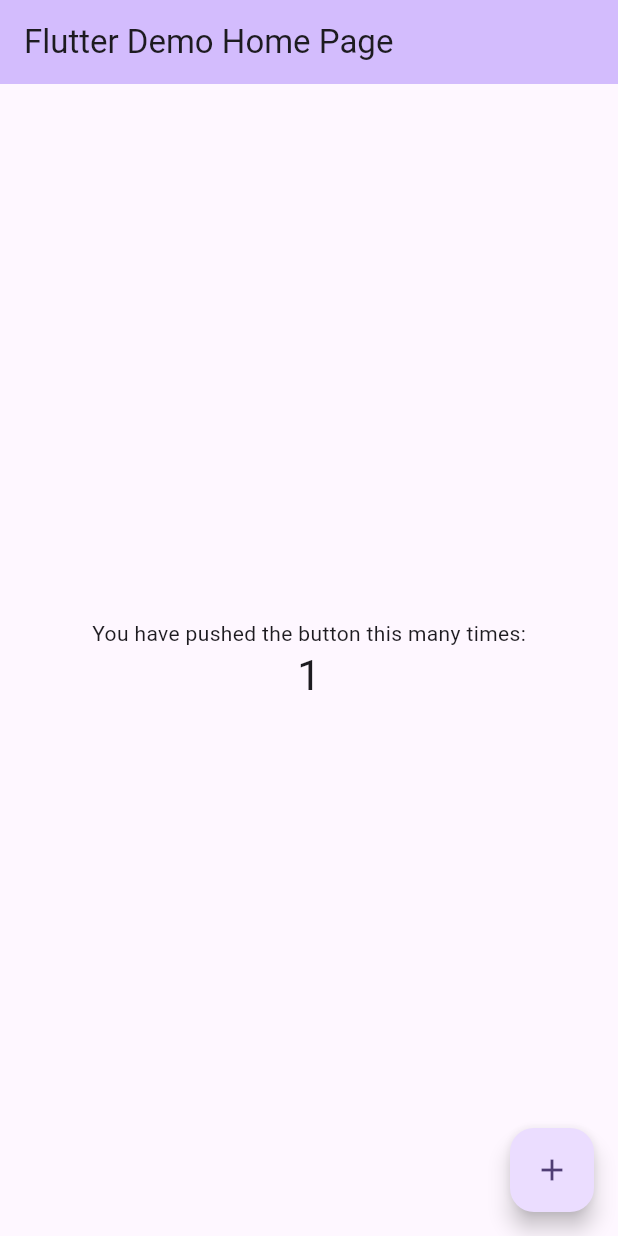
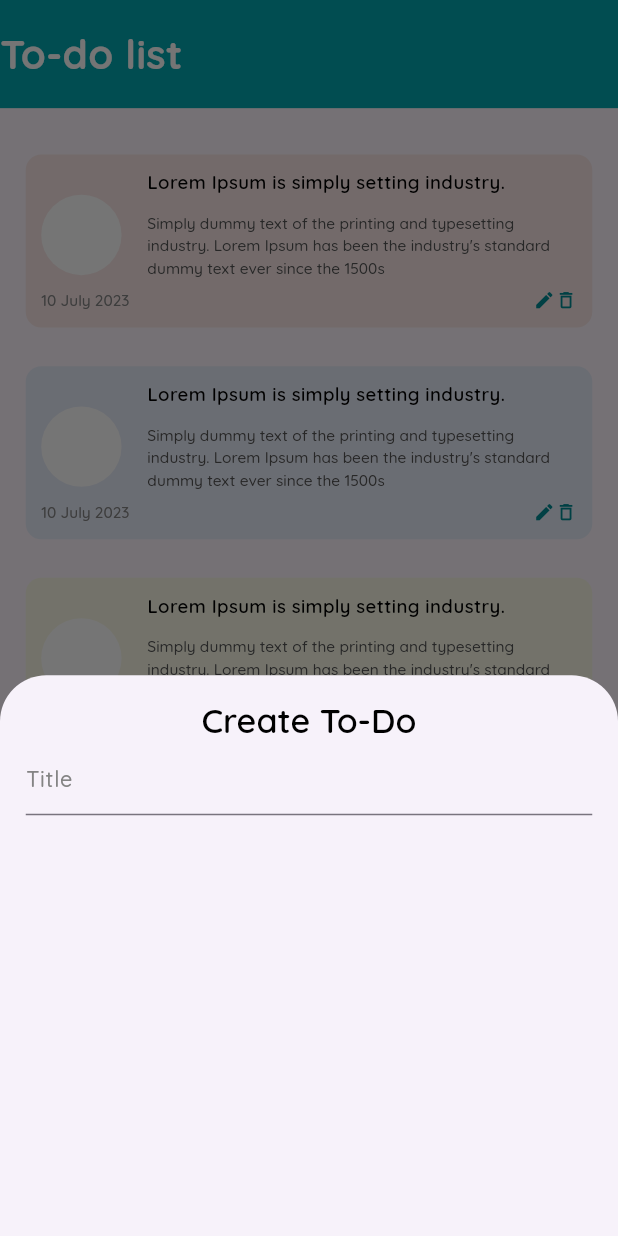
Before and after one commit to NiketanFlutterLab/todo_application, a Flutter app: the screen it shows after launch, after a tap on the "add" icon, on a phone screen of 412 x 824 dp. Run offline on Flutter 3.47's test engine with Material 3 defaults, Android fonts, the phone set to English and light mode, and no system bars; our stand-ins replace flutter_screenutil, google_fonts.

Commit message:
created todo cards

```diff
--- a/lib/main.dart
+++ b/lib/main.dart
@@ -1,4 +1,6 @@
 import 'package:flutter/material.dart';
+import 'package:flutter_screenutil/flutter_screenutil.dart';
+import 'package:todo_application/view/todo_application_screen.dart';
 
 void main() {
   runApp(const MyApp());
@@ -7,116 +9,16 @@ void main() {
 class MyApp extends StatelessWidget {
   const MyApp({super.key});
 
-  // This widget is the root of your application.
   @override
   Widget build(BuildContext context) {
-    return MaterialApp(
-      title: 'Flutter Demo',
-      theme: ThemeData(
-        // This is the theme of your application.
-        //
-        // TRY THIS: Try running your application with "flutter run". You'll see
-        // the application has a purple toolbar. Then, without quitting the app,
-        // try changing the seedColor in the colorScheme below to Colors.green
-        // and then invoke "hot reload" (save your changes or press the "hot
-        // reload" button in a Flutter-supported IDE, or press "r" if you used
-        // the command line to start the app).
-        //
-        // Notice that the counter didn't reset back to zero; the application
-        // state is not lost during the reload. To reset the state, use hot
-        // restart instead.
-        //
-        // This works for code too, not just values: Most code changes can be
-        // tested with just a hot reload.
-        colorScheme: ColorScheme.fromSeed(seedColor: Colors.deepPurple),
-      ),
-      home: const MyHomePage(title: 'Flutter Demo Home Page'),
+    return ScreenUtilInit(
+      designSize: const Size(360, 800),
+      minTextAdapt: true,
+      splitScreenMode: true,
+      builder: (context, child) {
+        return MaterialApp(debugShowCheckedModeBanner: false, home: child);
+      },
+      child: TodoApplicationScreen(),
     );
   }
 }
-
-class MyHomePage extends StatefulWidget {
-  const MyHomePage({super.key, required this.title});
-
-  // This widget is the home page of your application. It is stateful, meaning
-  // that it has a State object (defined below) that contains fields that affect
-  // how it looks.
-
-  // This class is the configuration for the state. It holds the values (in this
-  // case the title) provided by the parent (in this case the App widget) and
-  // used by the build method of the State. Fields in a Widget subclass are
-  // always marked "final".
-
-  final String title;
-
-  @override
-  State<MyHomePage> createState() => _MyHomePageState();
-}
-
-class _MyHomePageState extends State<MyHomePage> {
-  int _counter = 0;
-
-  void _incrementCounter() {
-    setState(() {
-      // This call to setState tells the Flutter framework that something has
-      // changed in this State, which causes it to rerun the build method below
-      // so that the display can reflect the updated values. If we changed
-      // _counter without calling setState(), then the build method would not be
-      // called again, and so nothing would appear to happen.
-      _counter++;
-    });
-  }
-
-  @override
-  Widget build(BuildContext context) {
-    // This method is rerun every time setState is called, for instance as done
-    // by the _incrementCounter method above.
-    //
-    // The Flutter framework has been optimized to make rerunning build methods
-    // fast, so that you can just rebuild anything that needs updating rather
-    // than having to individually change instances of widgets.
-    return Scaffold(
-      appBar: AppBar(
-        // TRY THIS: Try changing the color here to a specific color (to
-        // Colors.amber, perhaps?) and trigger a hot reload to see the AppBar
-        // change color while the other colors stay the same.
-        backgroundColor: Theme.of(context).colorScheme.inversePrimary,
-        // Here we take the value from the MyHomePage object that was created by
-        // the App.build method, and use it to set our appbar title.
-        title: Text(widget.title),
-      ),
-      body: Center(
-        // Center is a layout widget. It takes a single child and positions it
-        // in the middle of the parent.
-        child: Column(
-          // Column is also a layout widget. It takes a list of children and
-          // arranges them vertically. By default, it sizes itself to fit its
-          // children horizontally, and tries to be as tall as its parent.
-          //
-          // Column has various properties to control how it sizes itself and
-          // how it positions its children. Here we use mainAxisAlignment to
-          // center the children vertically; the main axis here is the vertical
-          // axis because Columns are vertical (the cross axis would be
-          // horizontal).
-          //
-          // TRY THIS: Invoke "debug painting" (choose the "Toggle Debug Paint"
-          // action in the IDE, or press "p" in the console), to see the
-          // wireframe for each widget.
-          mainAxisAlignment: MainAxisAlignment.center,
-          children: <Widget>[
-            const Text('You have pushed the button this many times:'),
-            Text(
-              '$_counter',
-              style: Theme.of(context).textTheme.headlineMedium,
-            ),
-          ],
-        ),
-      ),
-      floatingActionButton: FloatingActionButton(
-        onPressed: _incrementCounter,
-        tooltip: 'Increment',
-        child: const Icon(Icons.add),
-      ), // This trailing comma makes auto-formatting nicer for build methods.
-    );
-  }
-}
--- /dev/null
+++ b/lib/view/todo_application_screen.dart
@@ -0,0 +1,171 @@
+import 'package:flutter/material.dart';
+import 'package:flutter_screenutil/flutter_screenutil.dart';
+import 'package:google_fonts/google_fonts.dart';
+
+class TodoApplicationScreen extends StatefulWidget {
+  const TodoApplicationScreen({super.key});
+
+  @override
+  State<TodoApplicationScreen> createState() => _TodoApplicationScreenState();
+}
+
+class _TodoApplicationScreenState extends State<TodoApplicationScreen> {
+  List<Color> todoCardColors = [
+    Color.fromRGBO(250, 232, 232, 1),
+    Color.fromRGBO(232, 237, 250, 1),
+    Color.fromRGBO(250, 249, 232, 1),
+    Color.fromRGBO(250, 232, 250, 1),
+  ];
+  @override
+  Widget build(BuildContext context) {
+    return Scaffold(
+      body: Column(
+        children: [
+          Container(
+            alignment: Alignment.center,
+            height: 70.h,
+            width: double.infinity,
+            color: Color.fromRGBO(2, 167, 177, 1),
+            child: Row(
+              children: [
+                Text(
+                  "To-do list",
+                  style: GoogleFonts.quicksand(fontSize: 26.sp, fontWeight: FontWeight.w700, color: Colors.white),
+                ),
+              ],
+            ),
+          ),
+          Expanded(
+            child: ListView.builder(
+              padding: EdgeInsets.zero,
+
+              itemCount: 10,
+              itemBuilder: (context, index) {
+                return Padding(
+                  padding: (index == 0)
+                      ? EdgeInsets.only(bottom: 25.h / 2, left: 15.w, right: 15.w, top: 30.h)
+                      : EdgeInsets.symmetric(vertical: 25.h / 2, horizontal: 15.w),
+                  child: Container(
+                    decoration: BoxDecoration(
+                      borderRadius: BorderRadius.circular(10.r),
+                      color: todoCardColors[index % todoCardColors.length],
+                    ),
+                    height: 112.h,
+                    width: double.infinity,
+                    child: Padding(
+                      padding: EdgeInsets.all(10.0.sp),
+                      child: Column(
+                        children: [
+                          Row(
+                            children: [
+                              Padding(
+                                padding: EdgeInsets.only(top: 13.h, right: 15.w),
+                                child: Container(
+                                  width: 52.sp,
+                                  height: 52.sp,
+                                  decoration: BoxDecoration(shape: BoxShape.circle, color: Colors.white),
+                                ),
+                              ),
+                              Column(
+                                crossAxisAlignment: CrossAxisAlignment.start,
+                                children: [
+                                  Text(
+                                    "Lorem Ipsum is simply setting industry. ",
+                                    style: GoogleFonts.quicksand(
+                                      fontSize: 12.sp,
+                                      fontWeight: FontWeight.w600,
+                                      color: Color.fromRGBO(0, 0, 0, 1),
+                                    ),
+                                  ),
+                                  Padding(
+                                    padding: EdgeInsets.only(top: 10.h),
+                                    child: SizedBox(
+                                      width: 243.w,
+                                      child: Text(
+                                        "Simply dummy text of the printing and typesetting industry. Lorem Ipsum has been the industry's standard dummy text ever since the 1500s",
+                                        style: GoogleFonts.quicksand(
+                                          letterSpacing: 0,
+                                          fontSize: 10.sp,
+                                          fontWeight: FontWeight.w500,
+                                          color: Color.fromRGBO(84, 84, 84, 1),
+                                        ),
+                                      ),
+                                    ),
+                                  ),
+                                ],
+                              ),
+                            ],
+                          ),
+                          Spacer(),
+                          Row(
+                            children: [
+                              Text(
+                                "10 July 2023",
+                                style: GoogleFonts.quicksand(
+                                  fontSize: 10.sp,
+                                  fontWeight: FontWeight.w500,
+                                  letterSpacing: 0,
+                                  color: Color.fromRGBO(132, 132, 132, 1),
+                                ),
+                              ),
+                              Spacer(),
+                              Icon(Icons.edit, color: Color.fromRGBO(0, 139, 148, 1), size: 14.sp),
+                              Icon(Icons.delete_outline, color: Color.fromRGBO(0, 139, 148, 1), size: 14.sp),
+                            ],
+                          ),
+                        ],
+                      ),
+                    ),
+                  ),
+                );
+              },
+            ),
+          ),
+        ],
+      ),
+      floatingActionButton: FloatingActionButton(
+        onPressed: () {
+          showModalBottomSheet(
+            context: context,
+            shape: RoundedRectangleBorder(borderRadius: BorderRadius.vertical(top: Radius.circular(30.r))),
+            builder: (context) {
+              return SizedBox(
+                height: 363.h,
+                width: double.infinity,
+                child: Padding(
+                  padding: EdgeInsets.only(top: 13.h, left: 15.w, right: 15.w, bottom: 26.h),
+                  child: Column(
+                    children: [
+                      Text(
+                        "Create To-Do",
+                        style: GoogleFonts.quicksand(
+                          fontSize: 22.sp,
+                          fontWeight: FontWeight.w600,
+                          color: Color.fromRGBO(0, 0, 0, 1),
+                          letterSpacing: 0,
+                        ),
+                      ),
+                      TextField(
+                        decoration: InputDecoration(
+                          hintText: "Title",
+                          hintStyle: GoogleFonts.quicksand(
+                            fontSize: 14.sp,
+                            fontWeight: FontWeight.w500,
+                            color: Color.fromRGBO(132, 132, 132, 1),
+                          ),
+                        ),
+                      ),
+                    ],
+                  ),
+                ),
+              );
+            },
+          );
+        },
+        backgroundColor: Color.fromRGBO(0, 139, 148, 1),
+        shape: CircleBorder(),
+        child: Icon(Icons.add, size: 35.sp, color: Colors.white),
+      ),
+    );
+  }
+}
--- a/pubspec.yaml
+++ b/pubspec.yaml
@@ -34,6 +34,8 @@ dependencies:
   # The following adds the Cupertino Icons font to your application.
   # Use with the CupertinoIcons class for iOS style icons.
   cupertino_icons: ^1.0.8
+  flutter_screenutil: ^5.9.3
+  google_fonts: ^6.3.2
 
 dev_dependencies:
   flutter_test:
```
Also changed, not shown: pubspec.lock.
